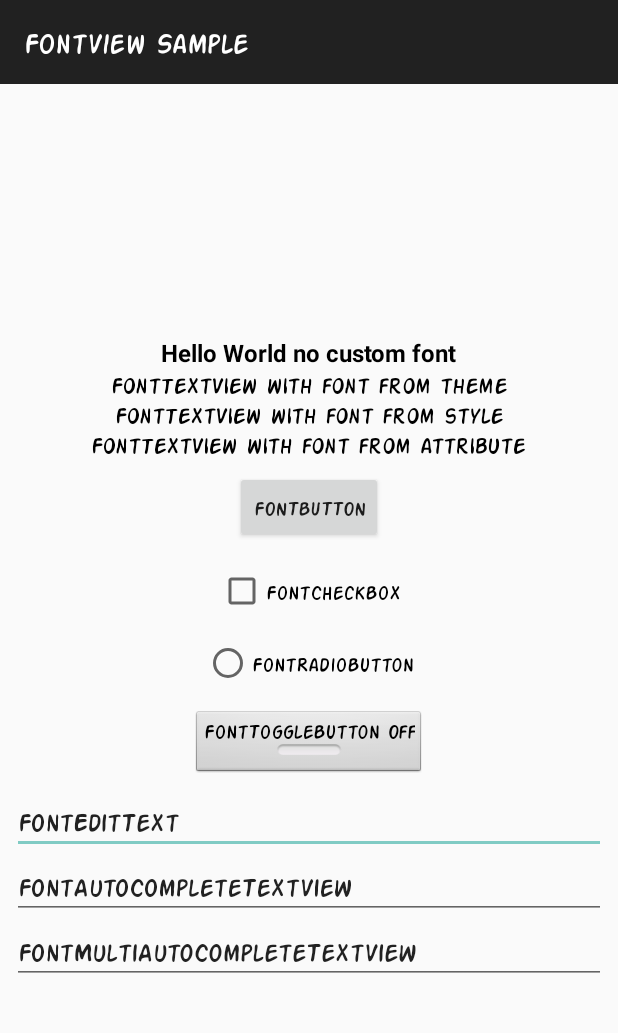
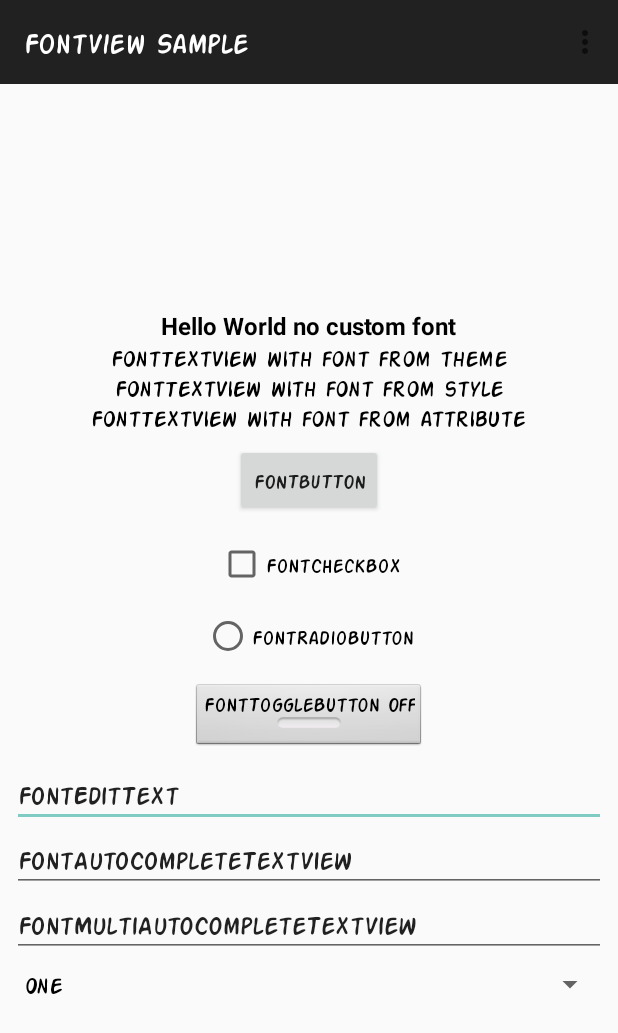
Before and after one commit to Pixplicity/letterpress, an Android app: the screen it shows after launch (MainActivity), on a phone screen of 412 x 824 dp. Shown: the top 1033 px of the screen. Run offline under Robolectric (Android 15) with nearby library versions, the phone set to English and light mode, and no system bars.

Commit message:
[add] Support for Spinners [add] Support for overflow menus and popup menus

```diff
--- a/app/src/main/java/com/pixplicity/fontview/sample/MainActivity.java
+++ b/app/src/main/java/com/pixplicity/fontview/sample/MainActivity.java
@@ -1,23 +1,81 @@
 package com.pixplicity.fontview.sample;
 
+import android.graphics.Typeface;
 import android.os.Bundle;
 import android.support.v7.app.ActionBar;
 import android.support.v7.app.AppCompatActivity;
+import android.support.v7.widget.PopupMenu;
 import android.support.v7.widget.Toolbar;
+import android.view.Menu;
+import android.view.MenuInflater;
+import android.view.MenuItem;
+import android.view.View;
+import android.widget.Spinner;
+
+import com.pixplicity.fontview.utils.FontSpinnerAdapter;
+import com.pixplicity.fontview.utils.FontUtil;
 
 public class MainActivity extends AppCompatActivity {
+
+    private Typeface mTypeface;
 
     @Override
     public void onCreate(Bundle savedInstanceState) {
         super.onCreate(savedInstanceState);
         setContentView(R.layout.main_activity);
 
+        // Configure toolbar
         final Toolbar toolbar = (Toolbar) findViewById(R.id.toolbar);
         setSupportActionBar(toolbar);
         final ActionBar supportActionBar = getSupportActionBar();
         if (supportActionBar != null) {
             supportActionBar.setDisplayShowTitleEnabled(false);
         }
+
+        // Load font manually
+        mTypeface = FontUtil.getTypeface(this, "fonts/Action_Man.ttf");
+
+        // Apply font to popup menu
+        findViewById(R.id.bt_popup).setOnClickListener(new View.OnClickListener() {
+
+            @Override
+            public void onClick(View v) {
+                showPopupMenu(v);
+            }
+        });
+
+        // Apply font to Spinner
+        final Spinner spinner = (Spinner) findViewById(R.id.spinner);
+        spinner.setAdapter(new FontSpinnerAdapter(this, mTypeface, R.array.spinner_list));
     }
 
+    private void showPopupMenu(View anchorView) {
+        PopupMenu popup = new PopupMenu(MainActivity.this, anchorView);
+        popup.getMenuInflater().inflate(R.menu.menu, popup.getMenu());
+        popup.setOnMenuItemClickListener(new PopupMenu.OnMenuItemClickListener() {
+            public boolean onMenuItemClick(MenuItem item) {
+                // ...
+                return true;
+            }
+        });
+
+        // Apply custom font to popup menu
+        FontUtil.applyTypeface(popup.getMenu(), mTypeface);
+        popup.show();
+    }
+
+    @Override
+    public boolean onCreateOptionsMenu(Menu menu) {
+        MenuInflater inflater = getMenuInflater();
+        inflater.inflate(R.menu.menu, menu);
+        return true;
+    }
+
+    @Override
+    public boolean onPrepareOptionsMenu(Menu menu) {
+
+        // Apply custom font to overflow menu
+        FontUtil.applyTypeface(menu, mTypeface);
+        return super.onPrepareOptionsMenu(menu);
+    }
 }
--- a/app/src/main/res/layout/main_activity.xml
+++ b/app/src/main/res/layout/main_activity.xml
@@ -57,6 +57,7 @@
                 app:pix_font="fonts/Action_Man.ttf"/>
 
             <com.pixplicity.fontview.FontAppCompatButton
+                android:id="@+id/bt_popup"
                 android:layout_width="wrap_content"
                 android:layout_height="wrap_content"
                 android:layout_marginBottom="8dp"
@@ -100,6 +101,11 @@
                 android:layout_height="wrap_content"
                 android:text="FontMultiAutoCompleteTextView"/>
 
+            <Spinner
+                android:id="@+id/spinner"
+                android:layout_width="match_parent"
+                android:layout_height="wrap_content"/>
+
         </LinearLayout>
 
     </ScrollView>
--- /dev/null
+++ b/app/src/main/res/menu/menu.xml
@@ -0,0 +1,12 @@
+<?xml version="1.0" encoding="utf-8"?>
+<menu xmlns:android="http://schemas.android.com/apk/res/android">
+
+    <item
+        android:id="@+id/one"
+        android:title="One"/>
+
+    <item
+        android:id="@+id/two"
+        android:title="Two"/>
+
+</menu>
--- a/app/src/main/res/values/strings.xml
+++ b/app/src/main/res/values/strings.xml
@@ -1,4 +1,11 @@
 <resources>
     <string name="app_name">FontView Sample</string>
     <string name="__leak_canary_display_activity_label">FontView Leaks Sample</string>
+
+    <string-array name="spinner_list">
+        <item>One</item>
+        <item>Two</item>
+        <item>Three</item>
+        <item>Four</item>
+    </string-array>
 </resources>
--- a/app/src/main/res/values/styles.xml
+++ b/app/src/main/res/values/styles.xml
@@ -3,9 +3,12 @@
     <style name="FontToolbarStyle" parent="Widget.AppCompat.Toolbar">
         <item name="android:background">?attr/colorPrimary</item>
         <item name="android:minHeight">?attr/actionBarSize</item>
-        <item name="popupTheme">@style/AppTheme.ActionBar.Popup</item>
         <item name="titleTextAppearance">@style/FontToolbarTitleStyle</item>
         <item name="subtitleTextAppearance">@style/FontToolbarSubtitleStyle</item>
+        <item name="popupTheme">@style/Theme.AppCompat.NoActionBar</item>
+        <item name="android:textColorPrimary">@color/abc_primary_text_material_dark</item>
+        <item name="actionMenuTextColor">@color/abc_primary_text_material_dark</item>
+        <item name="android:textColorSecondary">@color/abc_primary_text_material_dark</item>
     </style>
 
     <!-- Overflow drop down style -->
--- /dev/null
+++ b/library/src/main/java/com/pixplicity/fontview/utils/FontSpinnerAdapter.java
@@ -0,0 +1,50 @@
+package com.pixplicity.fontview.utils;
+
+import android.content.Context;
+import android.graphics.Typeface;
+import android.support.annotation.ArrayRes;
+import android.support.annotation.LayoutRes;
+import android.support.annotation.NonNull;
+import android.view.View;
+import android.view.ViewGroup;
+import android.widget.ArrayAdapter;
+import android.widget.TextView;
+
+import com.pixplicity.fontview.R;
+
+/**
+ * A simple ArrayAdapter meant to apply the default typeface to Spinners
+ */
+public class FontSpinnerAdapter extends ArrayAdapter<String> {
+
+    private final Typeface mTypeface;
+
+    public FontSpinnerAdapter(@NonNull Context context, @NonNull Typeface typeface,
+                              @ArrayRes int strArray) {
+        this(context, typeface, R.layout.li_spinner, strArray);
+    }
+
+    public FontSpinnerAdapter(@NonNull Context context, @NonNull Typeface typeface,
+                              @LayoutRes int listItem, @ArrayRes int strArray) {
+        super(context, listItem, context.getResources().getStringArray(strArray));
+        mTypeface = typeface;
+    }
+
+    // Affects default (closed) state of the spinner
+    @NonNull
+    @Override
+    public View getView(int position, View convertView, @NonNull ViewGroup parent) {
+        TextView view = (TextView) super.getView(position, convertView, parent);
+        FontUtil.applyTypeface(view, mTypeface);
+        return view;
+    }
+
+    // Affects opened state of the spinner
+    @NonNull
+    @Override
+    public View getDropDownView(int position, View convertView, @NonNull ViewGroup parent) {
+        TextView view = (TextView) super.getDropDownView(position, convertView, parent);
+        FontUtil.applyTypeface(view, mTypeface);
+        return view;
+    }
+}
--- a/library/src/main/java/com/pixplicity/fontview/utils/FontUtil.java
+++ b/library/src/main/java/com/pixplicity/fontview/utils/FontUtil.java
@@ -4,11 +4,17 @@ import android.content.Context;
 import android.content.res.TypedArray;
 import android.graphics.Typeface;
 import android.support.annotation.NonNull;
+import android.text.Spannable;
+import android.text.SpannableString;
 import android.text.TextUtils;
 import android.util.AttributeSet;
+import android.view.Menu;
+import android.view.MenuItem;
+import android.widget.TextView;
 
 import com.pixplicity.fontview.R;
 
+import java.security.InvalidParameterException;
 import java.util.Hashtable;
 
 public final class FontUtil {
@@ -49,14 +55,12 @@ public final class FontUtil {
                         && (fontStyle & Typeface.ITALIC) == 0)) {
                     fontName = a.getString(attr);
                 }
-
             } else if (attr == R.styleable.FontTextView_pix_fontItalic) {
                 if (TextUtils.isEmpty(fontName)
                         || ((fontStyle & Typeface.BOLD) == 0
                         && (fontStyle & Typeface.ITALIC) != 0)) {
                     fontName = a.getString(attr);
                 }
-
             } else if (attr == R.styleable.FontTextView_pix_fontBoldItalic) {
                 if (TextUtils.isEmpty(fontName)
                         || ((fontStyle & Typeface.BOLD) != 0
@@ -84,11 +88,49 @@ public final class FontUtil {
             TYPEFACES.put(fontName, tf);
         }
         return tf;
+    }
 
+    public static void applyTypeface(@NonNull TextView view, @NonNull Typeface typeface) {
+        view.setTypeface(typeface);
+    }
+
+    public static void applyTypeface(@NonNull TextView view, @NonNull String fontName) {
+        final Typeface typeface = getTypeface(view.getContext(), fontName);
+        view.setTypeface(typeface);
+    }
+
+    @NonNull
+    public static SpannableString applyTypeface(@NonNull String text, @NonNull Context
+            context, @NonNull String fontName) {
+        final Typeface typeface = getTypeface(context, fontName);
+        if (typeface == null) {
+            throw new InvalidParameterException("Font '" + fontName + "' not found");
+        }
+        return applyTypeface(text, typeface);
+    }
+
+    @NonNull
+    public static SpannableString applyTypeface(final @NonNull String text, final @NonNull Typeface
+            typeface) {
+        SpannableString spannableString = new SpannableString(text);
+        FontSpan span = new FontSpan(typeface);
+        spannableString.setSpan(span, 0, spannableString.length(), Spannable.SPAN_EXCLUSIVE_EXCLUSIVE);
+        return spannableString;
+    }
+
+    /**
+     * Applies a Typeface onto an overflow or popup menu
+     *
+     * @param menu The menu to typefacesize
+     */
+    public static void applyTypeface(@NonNull Menu menu, final @NonNull Typeface typeface) {
+        for (int i = 0; i < menu.size(); i++) {
+            MenuItem item = menu.getItem(i);
+            item.setTitle(applyTypeface(item.getTitle().toString(), typeface));
+        }
     }
 
     private FontUtil() {
         // Forbid class creation
     }
-
 }
--- /dev/null
+++ b/library/src/main/res/layout/li_spinner.xml
@@ -0,0 +1,10 @@
+<?xml version="1.0" encoding="utf-8"?>
+<TextView android:id="@android:id/text1"
+          style="?android:attr/spinnerItemStyle"
+          xmlns:android="http://schemas.android.com/apk/res/android"
+          android:layout_width="match_parent"
+          android:layout_height="wrap_content"
+          android:ellipsize="marquee"
+          android:padding="8dp"
+          android:singleLine="true"
+          android:textAlignment="inherit"/>
```
Also changed, not shown: library/src/main/java/com/pixplicity/fontview/utils/FontSpan.java (added, +44 -0 lines).
